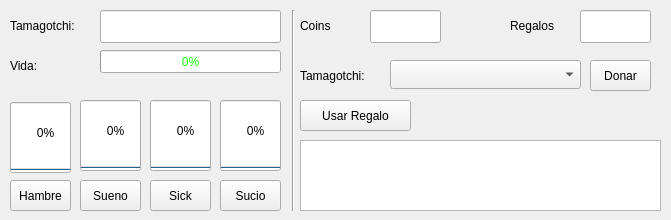
First picture: the form in Cuidar.ui, repository rNexeR/Estructura-Proyecto1, before the edit.
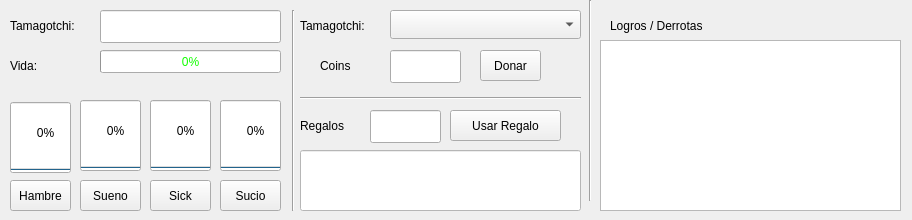
Second picture: the form after the edit.

Diff of the .ui file:
```diff
--- a/Cuidar.ui
+++ b/Cuidar.ui
@@ -6,7 +6,7 @@
    <rect>
     <x>0</x>
     <y>0</y>
-    <width>671</width>
+    <width>912</width>
     <height>220</height>
    </rect>
   </property>
@@ -224,8 +224,8 @@
   <widget class="QLabel" name="label_3">
    <property name="geometry">
     <rect>
-     <x>300</x>
-     <y>10</y>
+     <x>320</x>
+     <y>50</y>
      <width>61</width>
      <height>31</height>
     </rect>
@@ -237,8 +237,8 @@
   <widget class="QLineEdit" name="txtcoins">
    <property name="geometry">
     <rect>
-     <x>370</x>
-     <y>10</y>
+     <x>390</x>
+     <y>50</y>
      <width>71</width>
      <height>33</height>
     </rect>
@@ -250,8 +250,8 @@
   <widget class="QLabel" name="label_4">
    <property name="geometry">
     <rect>
-     <x>510</x>
-     <y>10</y>
+     <x>300</x>
+     <y>110</y>
      <width>61</width>
      <height>31</height>
     </rect>
@@ -263,8 +263,8 @@
   <widget class="QLineEdit" name="txtregalos">
    <property name="geometry">
     <rect>
-     <x>580</x>
-     <y>10</y>
+     <x>370</x>
+     <y>110</y>
      <width>71</width>
      <height>33</height>
     </rect>
@@ -276,8 +276,8 @@
   <widget class="QPushButton" name="pushButton_5">
    <property name="geometry">
     <rect>
-     <x>590</x>
-     <y>60</y>
+     <x>480</x>
+     <y>50</y>
      <width>61</width>
      <height>31</height>
     </rect>
@@ -290,7 +290,7 @@
    <property name="geometry">
     <rect>
      <x>390</x>
-     <y>60</y>
+     <y>10</y>
      <width>191</width>
      <height>29</height>
     </rect>
@@ -300,7 +300,7 @@
    <property name="geometry">
     <rect>
      <x>300</x>
-     <y>60</y>
+     <y>10</y>
      <width>91</width>
      <height>31</height>
     </rect>
@@ -312,8 +312,8 @@
   <widget class="QPushButton" name="pushButton_6">
    <property name="geometry">
     <rect>
-     <x>300</x>
-     <y>100</y>
+     <x>450</x>
+     <y>110</y>
      <width>111</width>
      <height>31</height>
     </rect>
@@ -322,14 +322,66 @@
     <string>Usar Regalo</string>
    </property>
   </widget>
-  <widget class="QTextEdit" name="txtstate">
+  <widget class="Line" name="line_2">
    <property name="geometry">
     <rect>
+     <x>580</x>
+     <y>0</y>
+     <width>20</width>
+     <height>201</height>
+    </rect>
+   </property>
+   <property name="orientation">
+    <enum>Qt::Vertical</enum>
+   </property>
+  </widget>
+  <widget class="Line" name="line_3">
+   <property name="geometry">
+    <rect>
      <x>300</x>
-     <y>140</y>
-     <width>361</width>
-     <height>71</height>
+     <y>90</y>
+     <width>281</width>
+     <height>16</height>
     </rect>
+   </property>
+   <property name="orientation">
+    <enum>Qt::Horizontal</enum>
+   </property>
+  </widget>
+  <widget class="QLabel" name="label_6">
+   <property name="geometry">
+    <rect>
+     <x>610</x>
+     <y>10</y>
+     <width>121</width>
+     <height>31</height>
+    </rect>
+   </property>
+   <property name="text">
+    <string>Logros / Derrotas</string>
+   </property>
+  </widget>
+  <widget class="QListWidget" name="logros">
+   <property name="geometry">
+    <rect>
+     <x>600</x>
+     <y>40</y>
+     <width>301</width>
+     <height>171</height>
+    </rect>
+   </property>
+  </widget>
+  <widget class="QLineEdit" name="txtRegalo">
+   <property name="geometry">
+    <rect>
+     <x>300</x>
+     <y>150</y>
+     <width>281</width>
+     <height>61</height>
+    </rect>
+   </property>
+   <property name="styleSheet">
+    <string notr="true">background-color: rgb(255, 255, 255);</string>
    </property>
    <property name="readOnly">
     <bool>true</bool>
```
